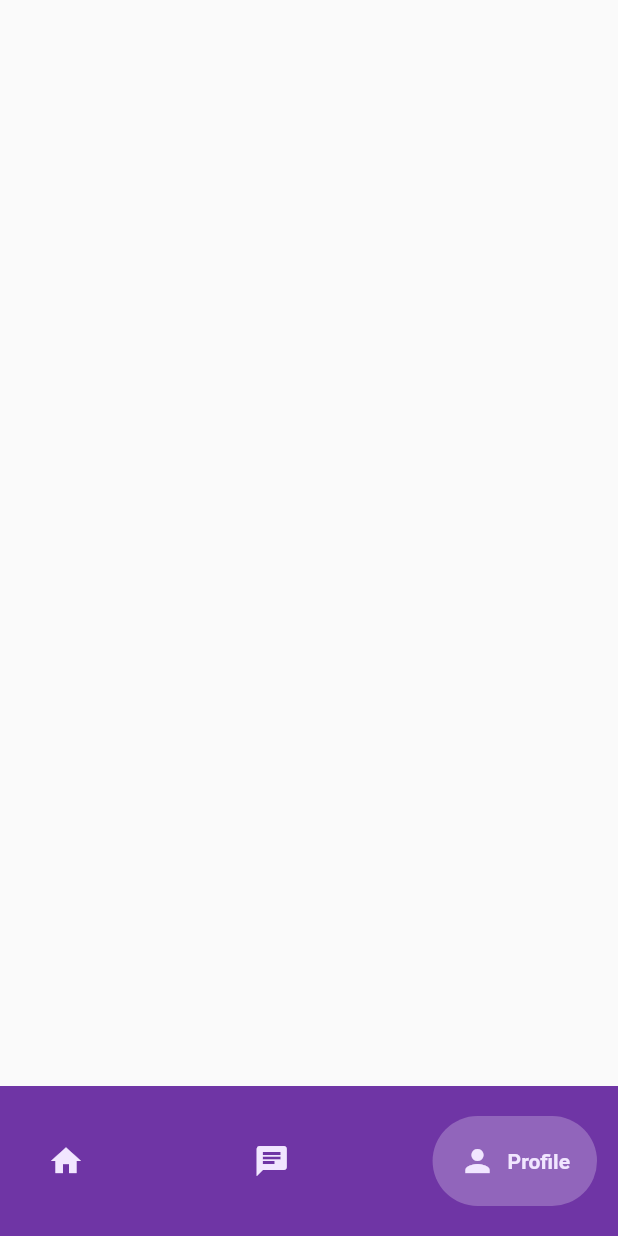
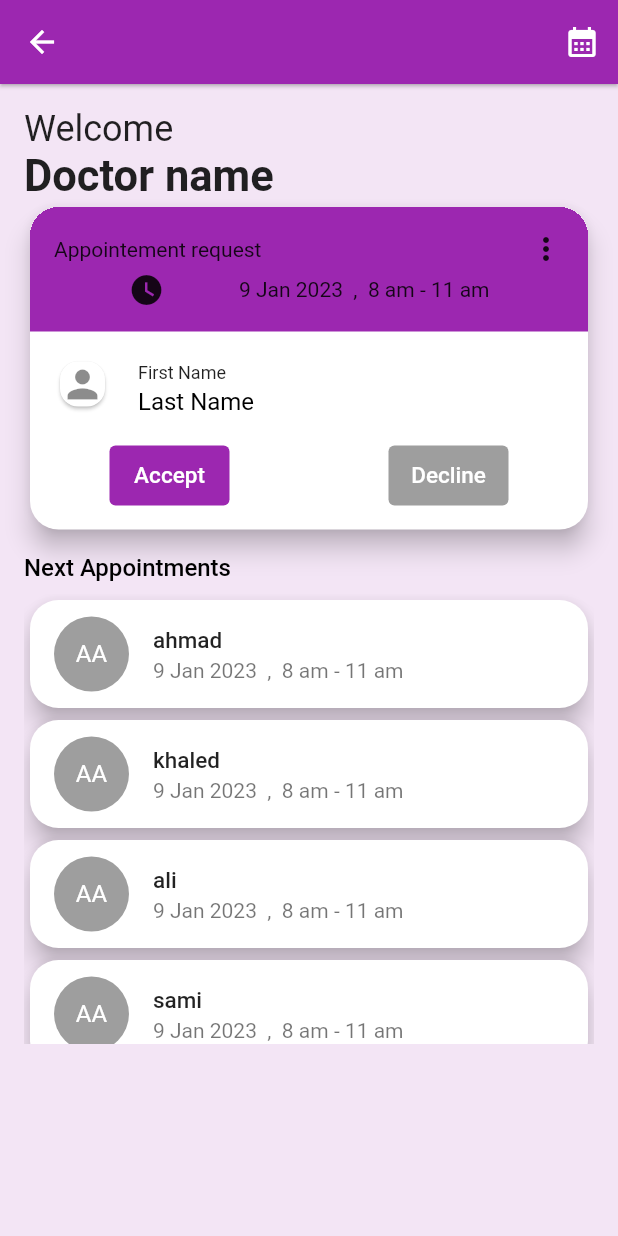
Before and after one commit to albannakhaled/supportive_ai, a Flutter app: the NavBar screen opened directly, item 3 of the bottom bar chosen, on a phone screen of 412 x 824 dp. Run offline on Flutter 3.47's test engine with Material 2 defaults, Android fonts, the light colour scheme and no system bars; drawn by our look-alikes of google_nav_bar.

Commit message:
profile page

```diff
--- a/supportive_ai/lib/Screens/home_page/home_page.dart
+++ b/supportive_ai/lib/Screens/home_page/home_page.dart
@@ -1,4 +1,5 @@
 import 'package:flutter/material.dart';
+import 'package:supportive_ai/Screens/home_page/widgets/nav_bar.dart';
 
 class HomePage extends StatefulWidget {
   const HomePage({super.key});
@@ -11,7 +12,8 @@ class _HomePageState extends State<HomePage> {
   @override
   Widget build(BuildContext context) {
     return Scaffold(
-      body: null,
+      bottomNavigationBar: NavBar(),
+      body: Container(),
     );
   }
 }
--- /dev/null
+++ b/supportive_ai/lib/Screens/home_page/profile.dart
@@ -0,0 +1,158 @@
+import 'package:flutter/material.dart';
+
+class Profile extends StatefulWidget {
+  const Profile({super.key});
+
+  @override
+  State<Profile> createState() => _ProfileState();
+}
+
+class _ProfileState extends State<Profile> {
+  final listNames = const ['ahmad', 'khaled', 'ali', 'sami', 'chadi'];
+  @override
+  Widget build(BuildContext context) {
+    return Scaffold(
+      appBar: AppBar(
+        backgroundColor: Colors.purple,
+        actions: [
+          IconButton(
+            onPressed: () {},
+            icon: const Icon(Icons.calendar_month),
+          )
+        ],
+        elevation: 1,
+      ),
+      body: Container(
+        color: Colors.purple[50],
+        padding: const EdgeInsets.all(16),
+        child: Column(
+          crossAxisAlignment: CrossAxisAlignment.stretch,
+          children: [
+            const Text(
+              'Welcome',
+              style: TextStyle(fontSize: 24, fontWeight: FontWeight.w400),
+            ),
+            const Text(
+              'Doctor name',
+              style: TextStyle(fontSize: 29, fontWeight: FontWeight.w600),
+            ),
+            Card(
+              elevation: 7,
+              shape: RoundedRectangleBorder(
+                  borderRadius: BorderRadius.circular(19)),
+              clipBehavior: Clip.hardEdge,
+              child: Column(
+                children: [
+                  Container(
+                    color: Colors.purple,
+                    padding: const EdgeInsets.all(16),
+                    child: const Column(
+                      children: [
+                        Row(
+                          mainAxisAlignment: MainAxisAlignment.spaceBetween,
+                          children: [
+                            Text('Appointement request'),
+                            Icon(Icons.more_vert)
+                          ],
+                        ),
+                        SizedBox(height: 3),
+                        Row(
+                          mainAxisAlignment: MainAxisAlignment.spaceEvenly,
+                          children: [
+                            Icon(Icons.watch_later),
+                            Text('9 Jan 2023  ,  8 am - 11 am'),
+                          ],
+                        ),
+                      ],
+                    ),
+                  ),
+                  ListTile(
+                    leading: Card(
+                      shape: RoundedRectangleBorder(
+                        borderRadius: BorderRadius.circular(12),
+                      ),
+                      child: const Icon(Icons.person, size: 30),
+                    ),
+                    title: const Text(
+                      "First Name",
+                      style: TextStyle(fontSize: 12),
+                    ),
+                    subtitle: const Text(
+                      "Last Name",
+                      style: TextStyle(fontSize: 16, color: Colors.black),
+                    ),
+                  ),
+                  Row(
+                    mainAxisAlignment: MainAxisAlignment.spaceAround,
+                    children: [
+                      TextButton(
+                        onPressed: () {},
+                        style: TextButton.styleFrom(
+                            fixedSize: Size(80, 40),
+                            backgroundColor: Colors.purple[500]),
+                        child: const Text(
+                          "Accept",
+                          style: TextStyle(fontSize: 15, color: Colors.white),
+                        ),
+                      ),
+                      TextButton(
+                        onPressed: () {},
+                        style: TextButton.styleFrom(
+                            fixedSize: Size(80, 40),
+                            backgroundColor: Colors.grey[500]),
+                        child: const Text(
+                          "Decline",
+                          style: TextStyle(fontSize: 15, color: Colors.white),
+                        ),
+                      ),
+                    ],
+                  ),
+                  const SizedBox(height: 12),
+                ],
+              ),
+            ),
+            const SizedBox(height: 12),
+            const Text(
+              'Next Appointments',
+              style: TextStyle(
+                  fontSize: 16,
+                  color: Colors.black,
+                  fontWeight: FontWeight.w500),
+            ),
+            const SizedBox(height: 8),
+            SizedBox(
+              height: 300,
+              child: ListView.builder(
+                itemCount: listNames.length,
+                itemBuilder: (context, index) {
+                  return Card(
+                    elevation: 7,
+                    shape: RoundedRectangleBorder(
+                        borderRadius: BorderRadius.circular(19)),
+                    clipBehavior: Clip.hardEdge,
+                    child: ListTile(
+                      leading: const CircleAvatar(
+                        backgroundColor: Colors.grey,
+                        radius: 25,
+                        child: Text(
+                          "AA",
+                          style: TextStyle(color: Colors.white),
+                        ),
+                      ),
+                      title: Text(
+                        listNames[index],
+                        style: const TextStyle(
+                            fontSize: 15, fontWeight: FontWeight.w500),
+                      ),
+                      subtitle: const Text('9 Jan 2023  ,  8 am - 11 am'),
+                    ),
+                  );
+                },
+              ),
+            ),
+          ],
+        ),
+      ),
+    );
+  }
+}
--- a/supportive_ai/lib/Screens/home_page/widgets/nav_bar.dart
+++ b/supportive_ai/lib/Screens/home_page/widgets/nav_bar.dart
@@ -34,7 +34,9 @@ class NavBar extends StatelessWidget {
                 GButton(
                   icon: Icons.person,
                   text: 'Profile',
-                  onPressed: () {},
+                  onPressed: () {
+                    Navigator.pushNamed(context, 'profile');
+                  },
                 ),
               ],
               ),
--- a/supportive_ai/lib/Screens/sign_in/widgets/button.dart
+++ b/supportive_ai/lib/Screens/sign_in/widgets/button.dart
@@ -29,7 +29,7 @@ class MyButton extends StatelessWidget {
         onPressed: () {
           // Button action
         },
-        child: const Text('Sign In'),
+        child: Text(text),
       ),
     );
   }
--- a/supportive_ai/lib/main.dart
+++ b/supportive_ai/lib/main.dart
@@ -1,6 +1,9 @@
 import 'package:flutter/material.dart';
+import 'package:supportive_ai/Screens/home_page/profile.dart';
+import 'package:supportive_ai/Screens/home_page/widgets/nav_bar.dart';
 import 'package:supportive_ai/Screens/sign_in/sign_in.dart';
 import 'package:supportive_ai/Screens/sign_up/sign_up.dart';
+import 'package:supportive_ai/Screens/splash/splash.dart';
 
 void main() {
   runApp(const MyApp());
@@ -16,13 +19,14 @@ class MyApp extends StatelessWidget {
       routes: {
         'signup': (context) => SignUp(),
         'signin': (context) => SignIn(),
+        'profile': (context) => Profile(),
       },
       theme: ThemeData(
         primaryColor: const Color.fromARGB(255, 69, 7, 105),
       ),
       debugShowCheckedModeBanner: false,
       title: 'Flutter Demo',
-      home: SignIn(),
+      home: NavBar(),
     );
   }
 }
--- a/supportive_ai/pubspec.yaml
+++ b/supportive_ai/pubspec.yaml
@@ -50,7 +50,8 @@ flutter:
 
   # To add assets to your application, add an assets section, like this:
   assets:
-    - assets/
+    - assets/images/splash.JPG
+    - assets/images/background.JPG
   # An image asset can refer to one or more resolution-specific "variants", see
   # https://flutter.dev/assets-and-images/#resolution-aware
   # For details regarding adding assets from package dependencies, see
```
Also changed, not shown: supportive_ai/lib/Screens/sign_in/sign_in.dart (+13 -7 lines), supportive_ai/lib/Screens/sign_up/sign_up.dart (+7 -2 lines), supportive_ai/lib/Screens/splash/splash.dart (+36 -33 lines), supportive_ai/assets/images/background.JPG (added), supportive_ai/assets/images/login_photo.jpg (deleted), supportive_ai/assets/images/sp.png (added), supportive_ai/assets/images/splash.JPG (added).
